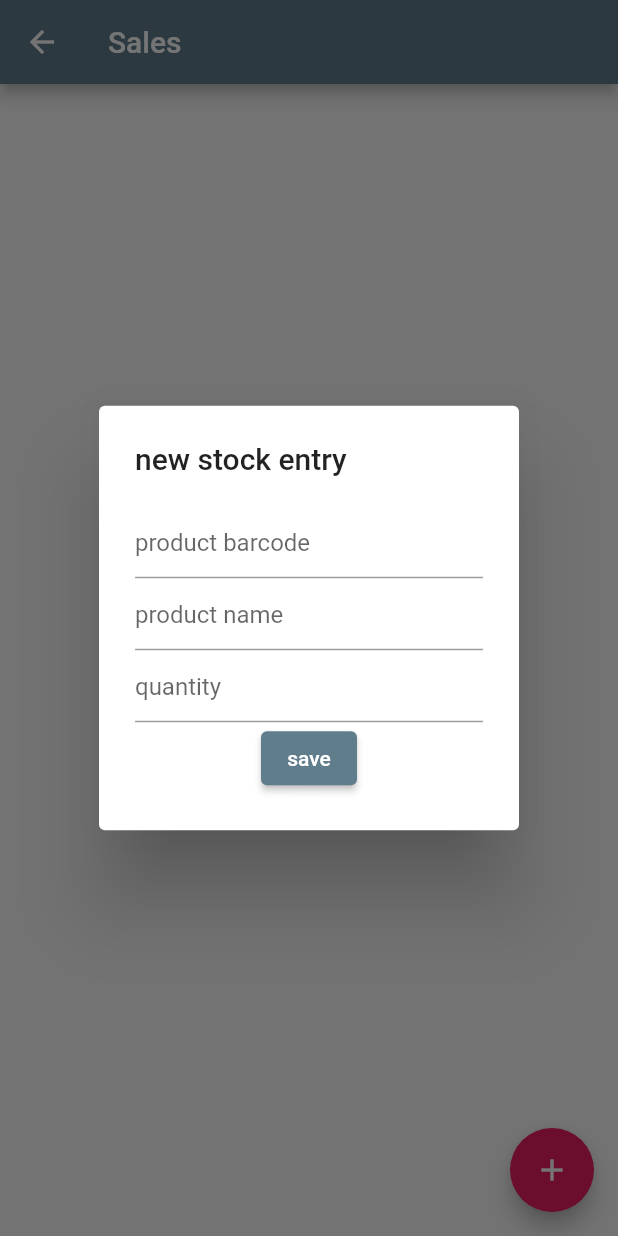
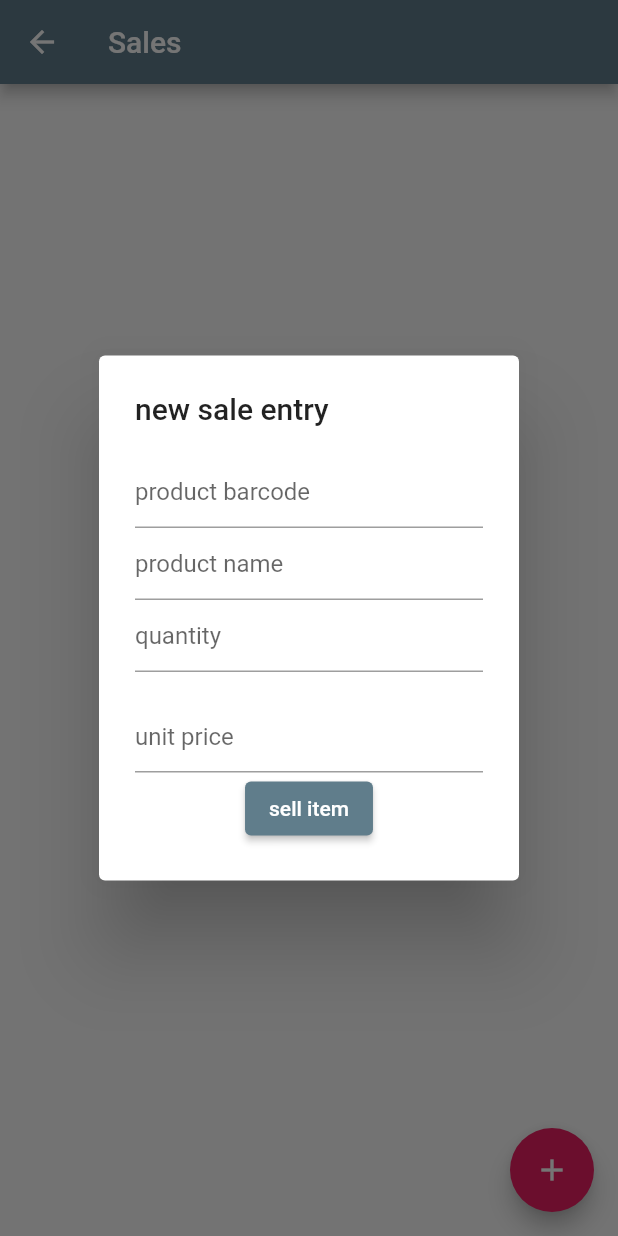
Before and after one commit to crimsoftit/d_pos_v2, a Flutter app: the SoldItemsScreen screen opened directly, after a tap on the "add" icon, on a phone screen of 412 x 824 dp. Run offline on Flutter 3.47's test engine with Material 2 defaults, Android fonts, the light colour scheme and no system bars; our stand-ins replace flutter_svg, sqflite; missing offline and left inert: flutter_barcode_scanner; accounts and stored records are empty.

Commit message:
4. insert sales into the database

```diff
--- a/lib/main.dart
+++ b/lib/main.dart
@@ -4,7 +4,6 @@ import 'package:d_pos_v2/responsive/desktop_scaffold.dart';
 import 'package:d_pos_v2/responsive/mobile_scaffold.dart';
 import 'package:d_pos_v2/responsive/responsive_layout.dart';
 import 'package:d_pos_v2/responsive/tablet_scaffold.dart';
-import 'package:d_pos_v2/ui/stock_list.dart';
 import 'package:flutter/material.dart';
 import 'package:d_pos_v2/ui/stock_list_dialog.dart';
 
@@ -22,7 +21,7 @@ class MyApp extends StatelessWidget {
       theme: ThemeData(
         primarySwatch: Colors.blueGrey,
       ),
-      home: ResponsiveLayout(
+      home: const ResponsiveLayout(
         mobileScaffold: MobileScaffold(),
         tabletScaffold: TabletScaffold(),
         desktopScaffold: DesktopScaffold(),
--- a/lib/models/inventory_model.dart
+++ b/lib/models/inventory_model.dart
@@ -2,7 +2,8 @@ class InventoryModel {
   int? _id;
   int _pCode = 0;
   String _name = "";
-  int _quantity = 1;
+  int _quantity = 0;
+  int _price = 0;
   String _date = "";
 
   InventoryModel(
@@ -10,6 +11,7 @@ class InventoryModel {
     this._pCode,
     this._name,
     this._quantity,
+    this._price,
     this._date,
   );
 
@@ -17,6 +19,7 @@ class InventoryModel {
   int get pCode => _pCode;
   String get name => _name;
   int get quantity => _quantity;
+  int get price => _price;
   String get date => _date;
 
   set pCode(int newPcode) {
@@ -30,7 +33,15 @@ class InventoryModel {
   }
 
   set quantity(int newQty) {
-    _quantity = newQty;
+    if (newQty > 0) {
+      _quantity = newQty;
+    }
+  }
+
+  set price(int newPrice) {
+    if (newPrice >= 1) {
+      _price = newPrice;
+    }
   }
 
   set date(String newDate) {
@@ -47,6 +58,7 @@ class InventoryModel {
     map['pCode'] = _pCode;
     map['name'] = _name;
     map['quantity'] = _quantity;
+    map['price'] = _price;
     map['date'] = _date;
 
     return map;
@@ -58,6 +70,7 @@ class InventoryModel {
     _name = map['name'];
     _pCode = map['pCode'];
     _quantity = map['quantity'];
+    _price = map['price'];
     _date = map['date'];
   }
 }
--- a/lib/models/sales_item_model.dart
+++ b/lib/models/sales_item_model.dart
@@ -5,12 +5,14 @@ class SalesItemModel {
   int _productCode = 0;
   String _name = "";
   int _quantity = 0;
+  int _price = 0;
   String _date = "";
 
   SalesItemModel(
     this._productCode,
     this._name,
     this._quantity,
+    this._price,
     this._date,
   );
 
@@ -19,6 +21,7 @@ class SalesItemModel {
     this._productCode,
     this._name,
     this._quantity,
+    this._price,
     this._date,
   );
 
@@ -27,6 +30,7 @@ class SalesItemModel {
   int get productCode => _productCode;
   String get name => _name;
   int get quantity => _quantity;
+  int get price => _price;
   String get date => _date;
 
   set productCode(int newPcode) {
@@ -40,7 +44,15 @@ class SalesItemModel {
   }
 
   set quantity(int newQty) {
-    _quantity = newQty;
+    if (newQty >= 1) {
+      _quantity = newQty;
+    }
+  }
+
+  set price(int newPrice) {
+    if (newPrice >= 1) {
+      _price = newPrice;
+    }
   }
 
   set date(String newDate) {
@@ -57,6 +69,7 @@ class SalesItemModel {
     map['productCode'] = _productCode;
     map['name'] = _name;
     map['quantity'] = _quantity;
+    map['price'] = _price;
     map['date'] = _date;
 
     return map;
@@ -64,10 +77,11 @@ class SalesItemModel {
 
   // extract a SalesItemModel object from a Map object
   SalesItemModel.fromMapObject(Map<String, dynamic> map) {
-    this._id = map['id'];
-    this._productCode = map['productCode'];
-    this._name = map['name'];
-    this._quantity = map['quantity'];
-    this._date = map['date'];
+    _id = map['id'];
+    _productCode = map['productCode'];
+    _name = map['name'];
+    _quantity = map['quantity'];
+    _price = map['price'];
+    _date = map['date'];
   }
 }
--- a/lib/responsive/tablet_scaffold.dart
+++ b/lib/responsive/tablet_scaffold.dart
@@ -10,7 +10,7 @@ class TabletScaffold extends StatefulWidget {
 class _TabletScaffoldState extends State<TabletScaffold> {
   @override
   Widget build(BuildContext context) {
-    return Scaffold(
+    return const Scaffold(
       backgroundColor: Colors.green,
     );
   }
--- a/lib/ui/sale_item_dialog.dart
+++ b/lib/ui/sale_item_dialog.dart
@@ -1,26 +1,44 @@
+import 'package:d_pos_v2/models/inventory_model.dart';
 import 'package:d_pos_v2/models/sales_item_model.dart';
 import 'package:flutter/material.dart';
 import 'package:d_pos_v2/utils/db_helper.dart';
+import 'package:flutter/services.dart';
+import 'package:flutter_barcode_scanner/flutter_barcode_scanner.dart';
 import 'package:intl/intl.dart';
+import 'package:sqflite/sqflite.dart';
 
 class ForSaleItemDialog {
   final txtCode = TextEditingController();
   final txtName = TextEditingController();
   final txtQty = TextEditingController();
+  final txtUnitPrice = TextEditingController();
+
+  DbHelper helper = DbHelper();
+
+  String txt = "";
+
+  List<InventoryModel> items = [];
 
   Widget buildAlert(
       BuildContext context, SalesItemModel forSaleItem, bool isNew) {
-    DbHelper helper = DbHelper();
+    TextStyle? textStyle = Theme.of(context).textTheme.bodyMedium;
     helper.openDb();
 
     if (!isNew) {
-      txtCode.text = (forSaleItem.productCode.toString());
+      txtCode.text = forSaleItem.productCode.toString();
       txtName.text = forSaleItem.name;
-      txtQty.text = (forSaleItem.quantity.toString());
+      txtQty.text = forSaleItem.quantity.toString();
+      txtUnitPrice.text = forSaleItem.price.toString();
+    } else {
+      txtCode.text = "";
+      txtName.text = "";
+      txtQty.text = "";
+      txtUnitPrice.text = "";
+      scanBarcode();
     }
 
     return AlertDialog(
-      title: Text((isNew) ? 'new stock entry' : 'edit stock entry'),
+      title: Text((isNew) ? 'new sale entry' : 'edit sale entry'),
       content: SingleChildScrollView(
         child: Column(
           children: <Widget>[
@@ -42,13 +60,21 @@ class ForSaleItemDialog {
                 hintText: 'quantity',
               ),
             ),
+            Text(txt),
+            TextFormField(
+              controller: txtUnitPrice,
+              decoration: const InputDecoration(
+                hintText: 'unit price',
+              ),
+            ),
             ElevatedButton(
-              child: const Text('save'),
+              child: Text('sell item'),
               onPressed: () {
                 forSaleItem.name = txtName.text;
                 forSaleItem.productCode = int.parse(txtCode.text);
                 forSaleItem.quantity = int.parse(txtQty.text);
                 forSaleItem.date = DateFormat.yMMMd().format(DateTime.now());
+                forSaleItem.price = int.parse(txtUnitPrice.text);
 
                 helper.insertSalesItem(forSaleItem);
 
@@ -60,4 +86,30 @@ class ForSaleItemDialog {
       ),
     );
   }
+
+  void scanBarcode() async {
+    String scanResults;
+
+    try {
+      scanResults = await FlutterBarcodeScanner.scanBarcode(
+          '#ff6666', 'cancel', true, ScanMode.BARCODE);
+      txtCode.text = scanResults;
+      txt = scanResults;
+      int sr = int.parse(scanResults);
+      showFetchedItem(sr);
+    } catch (err) {
+      scanResults = err.toString();
+      debugPrint(err.toString());
+    }
+  }
+
+  Future showFetchedItem(int prCode) async {
+    await helper.openDb();
+
+    items = await helper.getScannedInvList(prCode);
+    txtQty.text = (items.length).toString();
+    for (var i = 0; i < items.length; i++) {
+      txtName.text = items[i].name;
+    }
+  }
 }
--- a/lib/ui/sold_items_screen.dart
+++ b/lib/ui/sold_items_screen.dart
@@ -1,13 +1,19 @@
+// ignore_for_file: unnecessary_null_comparison
+
+import 'package:d_pos_v2/models/inventory_model.dart';
 import 'package:d_pos_v2/ui/sale_item_dialog.dart';
 import 'package:d_pos_v2/utils/db_helper.dart';
 import 'package:flutter/material.dart';
 
 import 'package:d_pos_v2/models/sales_item_model.dart';
+import 'package:flutter/services.dart';
+import 'package:flutter_barcode_scanner/flutter_barcode_scanner.dart';
 
 class SoldItemsScreen extends StatefulWidget {
   SoldItemsScreen({super.key});
 
   @override
+  // ignore: library_private_types_in_public_api, no_logic_in_create_state
   _SoldItemsScreenState createState() => _SoldItemsScreenState();
 }
 
@@ -16,7 +22,7 @@ class _SoldItemsScreenState extends State<SoldItemsScreen> {
 
   DbHelper helper = DbHelper();
 
-  List<SalesItemModel> forSaleItems = [];
+  List<SalesItemModel> soldItems = [];
 
   ForSaleItemDialog dialog = ForSaleItemDialog();
 
@@ -28,27 +34,27 @@ class _SoldItemsScreenState extends State<SoldItemsScreen> {
 
   @override
   Widget build(BuildContext context) {
-    showFetchedItems();
+    showSoldItems();
     return Scaffold(
       appBar: AppBar(
-        title: Text('Sales'),
+        title: const Text('Sales'),
       ),
       body: ListView.builder(
-        itemCount: (forSaleItems != null) ? forSaleItems.length : 0,
+        itemCount: (soldItems != null) ? soldItems.length : 0,
         itemBuilder: (BuildContext context, int index) {
           return ListTile(
-            title: Text(forSaleItems[index].name),
+            title: Text(soldItems[index].name),
             subtitle: Text(
-                'qty: ${forSaleItems[index].quantity} - date: ${forSaleItems[index].date} - barcode: ${forSaleItems[index].productCode}'),
+                'qty: ${soldItems[index].quantity} - date: ${soldItems[index].date} - barcode: ${soldItems[index].productCode} - unit price: ${soldItems[index].price}'),
             onTap: () {},
             trailing: IconButton(
-              icon: Icon(Icons.edit),
+              icon: const Icon(Icons.edit),
               onPressed: () {
                 showDialog(
                     context: context,
                     builder: (BuildContext context) => dialog.buildAlert(
                           context,
-                          forSaleItems[index],
+                          soldItems[index],
                           false,
                         ));
               },
@@ -58,10 +64,11 @@ class _SoldItemsScreenState extends State<SoldItemsScreen> {
       ),
       floatingActionButton: FloatingActionButton(
         onPressed: () {
+          //showScannedItems(fetchedCode!);
           showDialog(
             context: context,
-            builder: (BuildContext context) =>
-                dialog.buildAlert(context, SalesItemModel(0, "", 0, ""), true),
+            builder: (BuildContext context) => dialog.buildAlert(
+                context, SalesItemModel(0, "", 0, 0, ""), true),
           );
         },
         backgroundColor: Colors.pink,
@@ -70,11 +77,11 @@ class _SoldItemsScreenState extends State<SoldItemsScreen> {
     );
   }
 
-  Future showFetchedItems() async {
+  Future showSoldItems() async {
     await helper.openDb();
-    forSaleItems = await helper.getSalesList();
+    soldItems = await helper.getSalesList();
     setState(() {
-      forSaleItems = forSaleItems;
+      soldItems = soldItems;
     });
   }
 }
--- a/lib/ui/stock_list.dart
+++ b/lib/ui/stock_list.dart
@@ -1,6 +1,5 @@
 // ignore_for_file: unnecessary_null_comparison
 
-import 'package:d_pos_v2/ui/sold_items_screen.dart';
 import 'package:d_pos_v2/ui/stock_list_dialog.dart';
 import 'package:d_pos_v2/utils/db_helper.dart';
 import 'package:flutter/material.dart';
@@ -92,7 +91,7 @@ class _StockListState extends State<StockList> {
             context: context,
             builder: (BuildContext context) => dialog.buildDialog(
               context,
-              InventoryModel(0, 0, '', 0, ''),
+              InventoryModel(0, 0, '', 0, 0, ''),
               true,
             ),
           );
--- a/lib/ui/stock_list_dialog.dart
+++ b/lib/ui/stock_list_dialog.dart
@@ -9,6 +9,7 @@ class StockListDialog {
   final txtName = TextEditingController();
   final txtCode = TextEditingController();
   final txtQty = TextEditingController();
+  final txtPrice = TextEditingController();
 
   Widget buildDialog(
       BuildContext context, InventoryModel invModel, bool isNew) {
@@ -20,15 +21,17 @@ class StockListDialog {
       txtName.text = invModel.name;
       txtCode.text = invModel.pCode.toString();
       txtQty.text = invModel.quantity.toString();
+      txtPrice.text = invModel.price.toString();
     } else {
       scanBarcodeNormal();
       txtName.text = "";
       txtCode.text = "";
       txtQty.text = "";
+      txtPrice.text = "";
     }
 
     return AlertDialog(
-      title: Text((isNew) ? 'new entry' : 'edit entry'),
+      title: Text((isNew) ? 'new entry...' : 'edit entry...'),
       shape: RoundedRectangleBorder(borderRadius: BorderRadius.circular(10.0)),
       content: SingleChildScrollView(
         child: Column(
@@ -59,6 +62,17 @@ class StockListDialog {
                     ],
                     decoration: const InputDecoration(hintText: 'quantity'),
                   ),
+                  TextFormField(
+                    controller: txtPrice,
+                    keyboardType: const TextInputType.numberWithOptions(
+                      decimal: true,
+                      signed: false,
+                    ),
+                    inputFormatters: <TextInputFormatter>[
+                      FilteringTextInputFormatter.digitsOnly
+                    ],
+                    decoration: const InputDecoration(hintText: 'unit price'),
+                  ),
                   IconButton(
                     icon: const Icon(
                       Icons.adf_scanner_outlined,
@@ -73,6 +87,7 @@ class StockListDialog {
                       invModel.name = txtName.text;
                       invModel.pCode = int.parse(txtCode.text);
                       invModel.quantity = int.parse(txtQty.text);
+                      invModel.price = int.parse(txtPrice.text);
                       invModel.date = DateFormat.yMMMd().format(DateTime.now());
                       helper.insertInventoryList(invModel);
                       Navigator.pop(context);
--- a/lib/utils/db_helper.dart
+++ b/lib/utils/db_helper.dart
@@ -1,14 +1,30 @@
 import 'package:path/path.dart';
+import 'dart:io' show Directory;
 import 'package:sqflite/sqflite.dart';
 import 'package:d_pos_v2/models/inventory_model.dart';
 import 'package:d_pos_v2/models/sales_item_model.dart';
+import 'package:path_provider/path_provider.dart'
+    show getApplicationDocumentsDirectory;
 
 class DbHelper {
   final int version = 1;
+
+  static final invTable = 'inventory';
+  static final salesTable = 'sales';
+  static final invColumnId = 'id';
+  static final invColumnName = 'name';
+  static final invColumnQty = 'quantity';
+  static final invColumnPrice = 'price';
+  static final invColumnCode = 'pCode';
+
   Database? db;
 
   static final DbHelper _dbHelper = DbHelper._internal();
   DbHelper._internal();
+
+  // make this a singleton class
+  DbHelper._privateConstructor();
+  static final DbHelper instance = DbHelper._privateConstructor();
 
   factory DbHelper() {
     return _dbHelper;
@@ -21,10 +37,10 @@ class DbHelper {
     db = await openDatabase(join(await getDatabasesPath(), 'stock.db'),
         onCreate: (database, version) {
       database.execute(
-          'CREATE TABLE inventory (id INTEGER, pCode INTEGER PRIMARY KEY, name TEXT, quantity INTEGER, date TEXT)');
+          'CREATE TABLE inventory (id INTEGER, pCode INTEGER PRIMARY KEY, name TEXT, quantity INTEGER, price INTEGER, date TEXT)');
 
       database.execute(
-          'CREATE TABLE sales(id INTEGER PRIMARY KEY AUTOINCREMENT, productCode INTEGER, name TEXT, quantity INTEGER, date TEXT, FOREIGN KEY(productCode) REFERENCES inventory(pCode))');
+          'CREATE TABLE sales(id INTEGER PRIMARY KEY AUTOINCREMENT, productCode INTEGER, name TEXT, quantity INTEGER, price INTEGER, date TEXT, FOREIGN KEY(productCode) REFERENCES inventory(pCode))');
     }, version: version);
     return db!;
   }
@@ -33,9 +49,9 @@ class DbHelper {
     db = await openDb();
 
     await db!.execute(
-        'INSERT INTO inventory VALUES (0, 12, "fruit", 2, "3/2/2021")');
-    await db!
-        .execute('INSERT INTO sales VALUES (0, 0, "apples", 13,  "2/1/2022")');
+        'INSERT INTO inventory VALUES (0, 12, "fruit", 2, 20, "3/2/2021")');
+    await db!.execute(
+        'INSERT INTO sales VALUES (0, 0, "apples", 13, 15,  "2/1/2022")');
     List inventory = await db!.rawQuery('select * from inventory');
     List sales = await db!.rawQuery('select * from sales');
     print(inventory[0].toString());
@@ -47,6 +63,26 @@ class DbHelper {
     // var rawResult = await db.rawQuery('SELECT * FROM inventory order by priority');
     var ormResult = await db!.query('inventory');
     return ormResult;
+  }
+
+  // fetch operation: get barcode-scanned inventory object from the database
+  Future<List<InventoryModel>> getScannedInvList(int pCode) async {
+    // var rawResult = await db.rawQuery('SELECT * FROM inventory order by priority');
+    final List<Map<String, dynamic>> maps = await db!.query(
+      'inventory',
+      where: 'pCode = ?',
+      whereArgs: [pCode],
+    );
+    return List.generate(maps.length, (i) {
+      return InventoryModel(
+        maps[i]['id'],
+        maps[i]['pCode'],
+        maps[i]['name'],
+        maps[i]['quantity'],
+        maps[i]['price'],
+        maps[i]['date'],
+      );
+    });
   }
 
   Future<List<Map<String, dynamic>>> getSalesListMap() async {
@@ -87,6 +123,21 @@ class DbHelper {
     return inventoryItems;
   }
 
+  // get the 'Map List' [ List<Map> ] and convert it to 'Stock List' [ List<Stock> ]
+  // Future<List<InventoryModel>> getInventoryList(int pCode) async {
+  //   var invItemMapList = await getScannedInvMapList(pCode);
+
+  //   int invCount = invItemMapList.length;
+
+  //   List<InventoryModel> scannedInvItems = <InventoryModel>[];
+
+  //   // for loop to create an 'InventoryList' Object from a 'MapList' Object
+  //   for (int i = 0; i < invCount; i++) {
+  //     scannedInvItems.add(InventoryModel.fromMapObject(scannedInvItems[i]));
+  //   }
+  //   return inventoryItems;
+  // }
+
   Future<List<SalesItemModel>> getSalesList() async {
     var soldItems = await getSalesListMap();
 
```
Also changed, not shown: lib/components/drawer_menu.dart (+7 -7 lines), lib/utils/database_helper.dart (added, +51 -0 lines).
